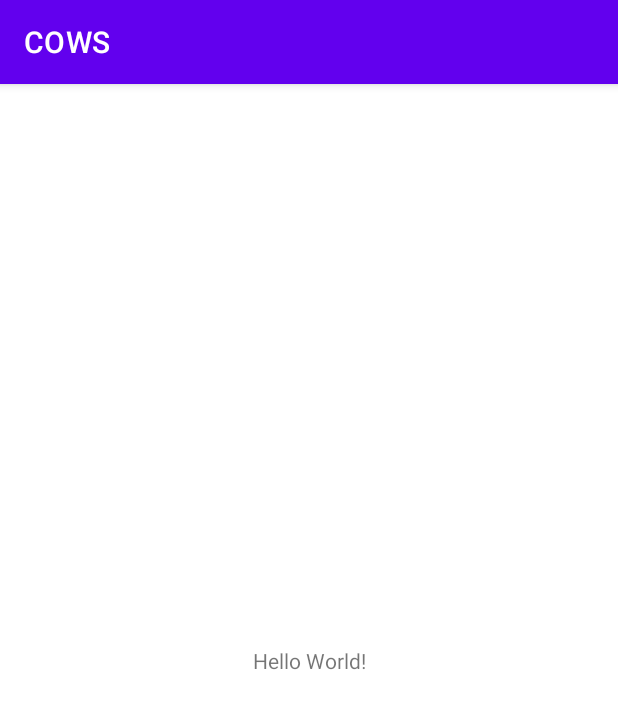
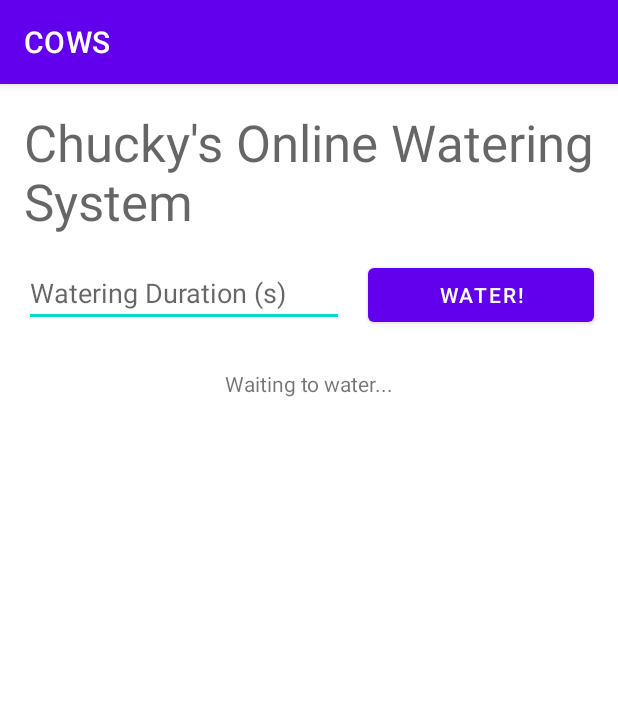
Before and after one commit to benjamin-schultz/COWS, an Android app: the screen it shows after launch (MainActivity), on a phone screen of 412 x 824 dp. Shown: the top 709 px of the screen. Run offline under Robolectric (Android 15) with nearby library versions, the phone set to English and light mode, and no system bars; our stand-ins replace Volley.

Commit message:
Basic App functionality
does not work with embedded side yet though. Embedded side does not support the API yet

```diff
--- a/APP/app/build.gradle
+++ b/APP/app/build.gradle
@@ -33,6 +33,7 @@ dependencies {
     implementation 'androidx.appcompat:appcompat:1.2.0'
     implementation 'com.google.android.material:material:1.2.1'
     implementation 'androidx.constraintlayout:constraintlayout:2.0.4'
+    implementation 'com.android.volley:volley:1.1.1'
     testImplementation 'junit:junit:4.+'
     androidTestImplementation 'androidx.test.ext:junit:1.1.2'
     androidTestImplementation 'androidx.test.espresso:espresso-core:3.3.0'
--- a/APP/app/src/main/AndroidManifest.xml
+++ b/APP/app/src/main/AndroidManifest.xml
@@ -1,6 +1,8 @@
 <?xml version="1.0" encoding="utf-8"?>
 <manifest xmlns:android="http://schemas.android.com/apk/res/android"
     package="com.example.cows">
+
+    <uses-permission android:name="android.permission.INTERNET"/>
 
     <application
         android:allowBackup="true"
@@ -8,7 +10,8 @@
         android:label="@string/app_name"
         android:roundIcon="@mipmap/ic_launcher_round"
         android:supportsRtl="true"
-        android:theme="@style/Theme.COWS">
+        android:theme="@style/Theme.COWS"
+        android:usesCleartextTraffic="true">
         <activity android:name=".MainActivity">
             <intent-filter>
                 <action android:name="android.intent.action.MAIN" />
--- a/APP/app/src/main/java/com/example/cows/MainActivity.java
+++ b/APP/app/src/main/java/com/example/cows/MainActivity.java
@@ -3,6 +3,17 @@ package com.example.cows;
 import androidx.appcompat.app.AppCompatActivity;
 
 import android.os.Bundle;
+import android.text.Editable;
+import android.view.View;
+import android.widget.EditText;
+import android.widget.TextView;
+
+import com.android.volley.Request;
+import com.android.volley.RequestQueue;
+import com.android.volley.Response;
+import com.android.volley.VolleyError;
+import com.android.volley.toolbox.StringRequest;
+import com.android.volley.toolbox.Volley;
 
 public class MainActivity extends AppCompatActivity {
 
@@ -11,4 +22,32 @@ public class MainActivity extends AppCompatActivity {
         super.onCreate(savedInstanceState);
         setContentView(R.layout.activity_main);
     }
+
+    public void sendWater(View view) {
+        final TextView waterState = (TextView) findViewById(R.id.wateringStateText);
+        final EditText durationText = (EditText) findViewById(R.id.durationText);
+
+        RequestQueue queue = Volley.newRequestQueue(this);
+        String duration = durationText.getText().toString();
+        if (duration.equals("")) {
+            waterState.setText("Please enter a duration!");
+        } else {
+            String url = "http://192.168.86.25/duration=" + duration;
+
+            StringRequest stringRequest = new StringRequest(Request.Method.GET, url,
+                    new Response.Listener<String>() {
+                        @Override
+                        public void onResponse(String response) {
+                            waterState.setText(response);
+                        }
+                    }, new Response.ErrorListener() {
+                @Override
+                public void onErrorResponse(VolleyError error) {
+                    waterState.setText(error.toString());
+                }
+            });
+
+            queue.add(stringRequest);
+        }
+    }
 }
--- a/APP/app/src/main/res/layout/activity_main.xml
+++ b/APP/app/src/main/res/layout/activity_main.xml
@@ -4,15 +4,60 @@
     xmlns:tools="http://schemas.android.com/tools"
     android:layout_width="match_parent"
     android:layout_height="match_parent"
-    tools:context=".MainActivity">
+    tools:context=".MainActivity" >
+
+    <EditText
+        android:id="@+id/durationText"
+        android:layout_width="wrap_content"
+        android:layout_height="wrap_content"
+        android:layout_marginStart="16dp"
+        android:layout_marginLeft="16dp"
+        android:layout_marginTop="16dp"
+        android:ems="10"
+        android:hint="@string/duration"
+        android:inputType="number"
+        app:layout_constraintStart_toStartOf="parent"
+        app:layout_constraintTop_toBottomOf="@+id/full_name" />
+
+    <Button
+        android:id="@+id/waterButton"
+        android:layout_width="0dp"
+        android:layout_height="wrap_content"
+        android:layout_marginStart="16dp"
+        android:layout_marginLeft="16dp"
+        android:layout_marginEnd="16dp"
+        android:layout_marginRight="16dp"
+        android:onClick="sendWater"
+        android:text="@string/water"
+        app:layout_constraintBaseline_toBaselineOf="@+id/durationText"
+        app:layout_constraintEnd_toEndOf="parent"
+        app:layout_constraintHorizontal_bias="0.0"
+        app:layout_constraintStart_toEndOf="@+id/durationText" />
 
     <TextView
+        android:id="@+id/wateringStateText"
         android:layout_width="wrap_content"
         android:layout_height="wrap_content"
-        android:text="Hello World!"
-        app:layout_constraintBottom_toBottomOf="parent"
-        app:layout_constraintLeft_toLeftOf="parent"
-        app:layout_constraintRight_toRightOf="parent"
+        android:layout_marginTop="28dp"
+        android:text="@string/defaultstate"
+        app:layout_constraintEnd_toEndOf="parent"
+        app:layout_constraintHorizontal_bias="0.501"
+        app:layout_constraintStart_toStartOf="parent"
+        app:layout_constraintTop_toBottomOf="@+id/durationText" />
+
+    <TextView
+        android:id="@+id/full_name"
+        android:layout_width="0dp"
+        android:layout_height="wrap_content"
+        android:layout_marginStart="16dp"
+        android:layout_marginLeft="16dp"
+        android:layout_marginTop="16dp"
+        android:layout_marginEnd="16dp"
+        android:layout_marginRight="16dp"
+        android:text="@string/full_name"
+        android:textAppearance="@style/TextAppearance.AppCompat.Display1"
+        app:layout_constraintEnd_toEndOf="parent"
+        app:layout_constraintHorizontal_bias="1.0"
+        app:layout_constraintStart_toStartOf="parent"
         app:layout_constraintTop_toTopOf="parent" />
-
 </androidx.constraintlayout.widget.ConstraintLayout>
--- a/APP/app/src/main/res/values/strings.xml
+++ b/APP/app/src/main/res/values/strings.xml
@@ -1,3 +1,7 @@
 <resources>
     <string name="app_name">COWS</string>
+    <string name="duration">Watering Duration (s)</string>
+    <string name="water">WATER!</string>
+    <string name="defaultstate">Waiting to water...</string>
+    <string name="full_name">Chucky\'s Online Watering System</string>
 </resources>
```
